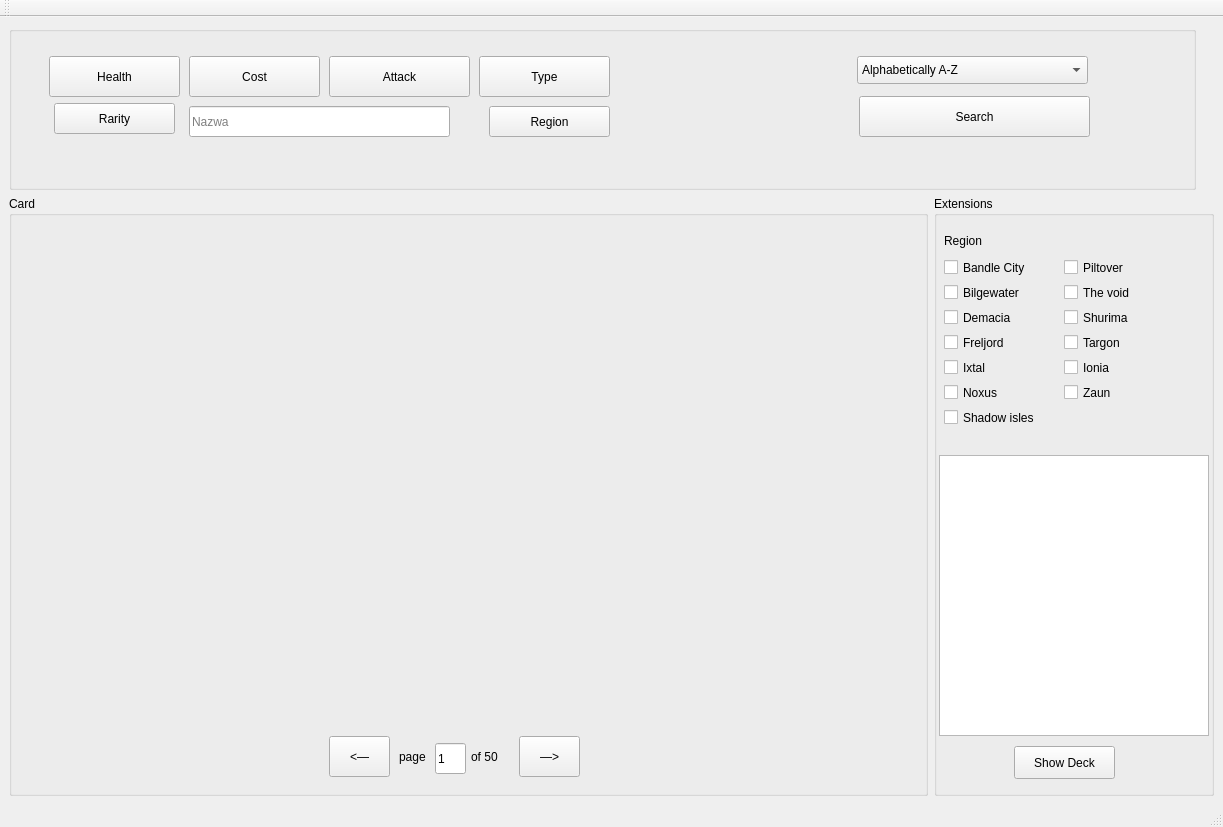
Qt form QT/Source/mainwindow.ui (marcinwozniak0/BakcylProgramowania_2020) before a commit.
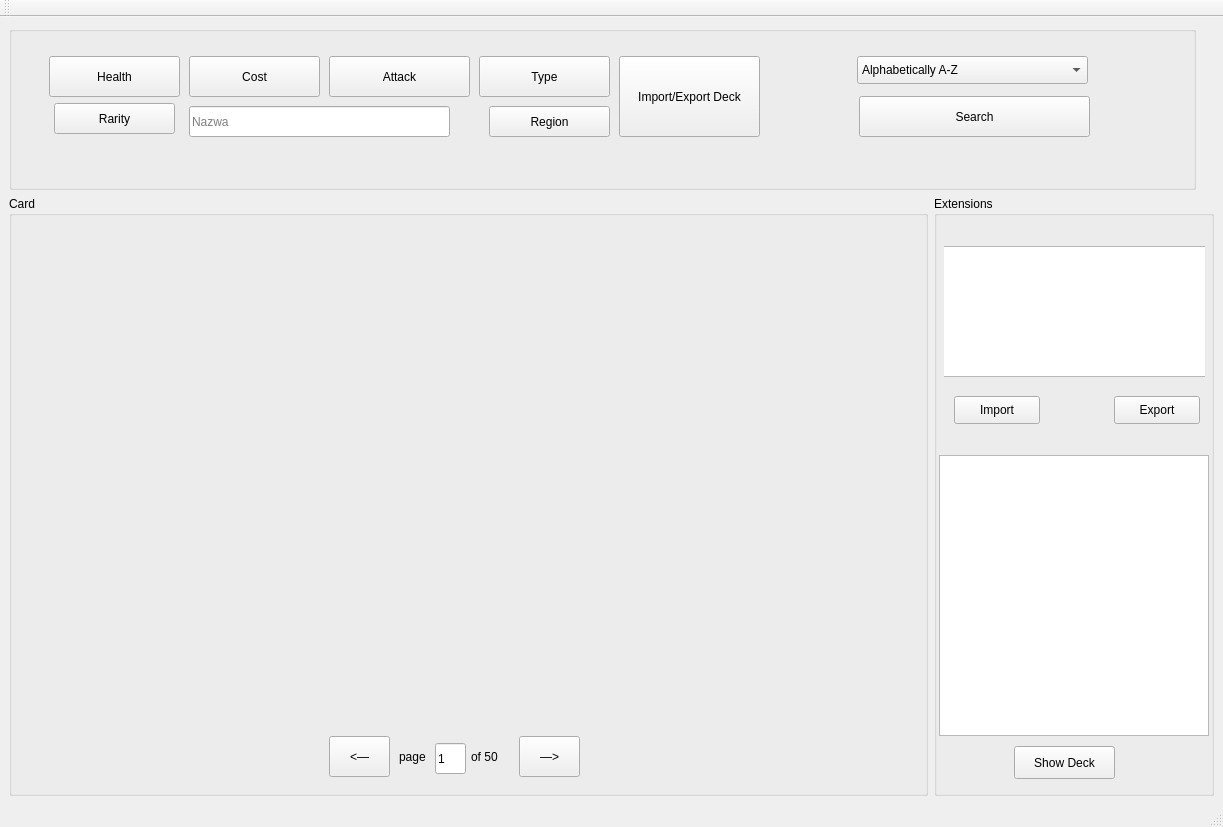
The same form after that commit.

Commit message: Add option to Export and Import Deck

Patch:
```diff
--- a/QT/Source/mainwindow.ui
+++ b/QT/Source/mainwindow.ui
@@ -261,6 +261,19 @@
         </property>
        </item>
       </widget>
+      <widget class="QPushButton" name="ImpExpDeck_B">
+       <property name="geometry">
+        <rect>
+         <x>610</x>
+         <y>30</y>
+         <width>141</width>
+         <height>81</height>
+        </rect>
+       </property>
+       <property name="text">
+        <string>Import/Export Deck</string>
+       </property>
+      </widget>
      </widget>
     </item>
     <item row="1" column="1">
@@ -279,7 +292,7 @@
         <rect>
          <x>10</x>
          <y>0</y>
-         <width>231</width>
+         <width>261</width>
          <height>281</height>
         </rect>
        </property>
@@ -591,6 +604,44 @@
          </property>
         </widget>
        </widget>
+       <widget class="QWidget" name="InOutDeckCode">
+        <widget class="QPlainTextEdit" name="CodeDisplay">
+         <property name="geometry">
+          <rect>
+           <x>-7</x>
+           <y>50</y>
+           <width>281</width>
+           <height>131</height>
+          </rect>
+         </property>
+        </widget>
+        <widget class="QPushButton" name="Import_B">
+         <property name="geometry">
+          <rect>
+           <x>10</x>
+           <y>200</y>
+           <width>86</width>
+           <height>28</height>
+          </rect>
+         </property>
+         <property name="text">
+          <string>Import</string>
+         </property>
+        </widget>
+        <widget class="QPushButton" name="Export_B">
+         <property name="geometry">
+          <rect>
+           <x>170</x>
+           <y>200</y>
+           <width>86</width>
+           <height>28</height>
+          </rect>
+         </property>
+         <property name="text">
+          <string>Export</string>
+         </property>
+        </widget>
+       </widget>
        <widget class="QWidget" name="Region">
         <widget class="QLabel" name="title_Reg">
          <property name="geometry">
```
Left out of the diff: 2 changed lines with no effect on the pictures. The commit also changes 3 other files.
